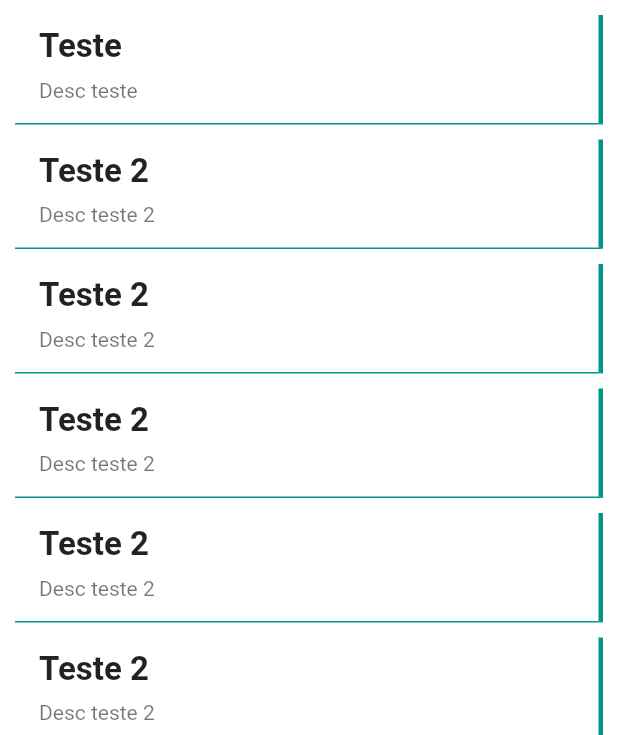
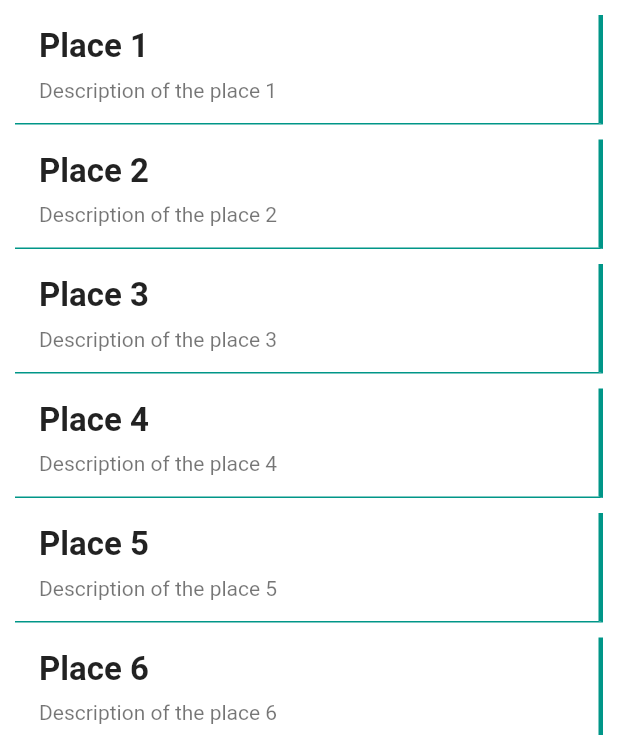
Before and after one commit to GuilhermeVendramini/flutter-to-do, a Flutter app: the TaskListPage screen opened by its route, on a phone screen of 412 x 824 dp, the part 501-1236 px from its top. Run offline on Flutter 3.47's test engine with Material 2 defaults, Android fonts, the phone set to English and light mode, and no system bars; drawn by our look-alikes of flutter_slidable; network calls fail.

Commit message:
Task list items

```diff
--- a/lib/main.dart
+++ b/lib/main.dart
@@ -35,6 +35,9 @@ class _MyAppState extends State<MyApp> {
           buttonColor: Colors.teal[400],
         ),
         routes: routes.getRoutes(),
+        onGenerateRoute: (RouteSettings settings) {
+          return routes.getOnGenerateRoute(settings);
+        },
         onUnknownRoute: (RouteSettings settings) {
           return MaterialPageRoute(
               builder: (BuildContext context) => routes.getHome()
--- a/lib/models/task.dart
+++ b/lib/models/task.dart
@@ -1,10 +1,12 @@
 import 'package:flutter/material.dart';
 
 class Task {
+  final int id;
   final String title;
   final String description;
 
   Task({
+    @required this.id,
     @required this.title,
     @required this.description,
   });
--- a/lib/scoped/tasks.dart
+++ b/lib/scoped/tasks.dart
@@ -3,25 +3,26 @@ import '../models/task.dart';
 
 class TasksModel extends Model {
   List<Task> _tasks = [
-    Task(title: 'Teste', description: 'Desc teste'),
-    Task(title: 'Teste 2', description: 'Desc teste 2'),
-    Task(title: 'Teste 2', description: 'Desc teste 2'),
-    Task(title: 'Teste 2', description: 'Desc teste 2'),
-    Task(title: 'Teste 2', description: 'Desc teste 2'),
-    Task(title: 'Teste 2', description: 'Desc teste 2'),
-    Task(title: 'Teste 2', description: 'Desc teste 2'),
-    Task(title: 'Teste 2', description: 'Desc teste 2'),
-    Task(title: 'Teste 2', description: 'Desc teste 2'),
-    Task(title: 'Teste 2', description: 'Desc teste 2'),
-    Task(title: 'Teste 2', description: 'Desc teste 2'),
-    Task(title: 'Teste 2', description: 'Desc teste 2'),
-    Task(title: 'Teste 2', description: 'Desc teste 2'),
-    Task(title: 'Teste 2', description: 'Desc teste 2'),
-    Task(title: 'Teste 2', description: 'Desc teste 2'),
-    Task(title: 'Teste 2', description: 'Desc teste 2'),
-    Task(title: 'Teste 2', description: 'Desc teste 2'),
-    Task(title: 'Teste 2', description: 'Desc teste 2'),
-    Task(title: 'Teste 2', description: 'Desc teste 2'),
+    Task(id: 1, title: 'Place 1', description: 'Description of the place 1'),
+    Task(id: 2, title: 'Place 2', description: 'Description of the place 2'),
+    Task(id: 3, title: 'Place 3', description: 'Description of the place 3'),
+    Task(id: 4, title: 'Place 4', description: 'Description of the place 4'),
+    Task(id: 5, title: 'Place 5', description: 'Description of the place 5'),
+    Task(id: 6, title: 'Place 6', description: 'Description of the place 6'),
+    Task(id: 7, title: 'Place 7', description: 'Description of the place 7'),
+    Task(id: 8, title: 'Place 8', description: 'Description of the place 8'),
+    Task(id: 9, title: 'Place 9', description: 'Description of the place 9'),
+    Task(id: 10, title: 'Place 10', description: 'Description of the place 10'),
+    Task(id: 11, title: 'Place 11', description: 'Description of the place 11'),
+    Task(id: 12, title: 'Place 12', description: 'Description of the place 12'),
+    Task(id: 13, title: 'Place 13', description: 'Description of the place 13'),
+    Task(id: 14, title: 'Place 14', description: 'Description of the place 14'),
+    Task(id: 15, title: 'Place 15', description: 'Description of the place 15'),
+    Task(id: 16, title: 'Place 16', description: 'Description of the place 16'),
+    Task(id: 17, title: 'Place 17', description: 'Description of the place 17'),
+    Task(id: 18, title: 'Place 18', description: 'Description of the place 18'),
+    Task(id: 19, title: 'Place 19', description: 'Description of the place 19'),
+    Task(id: 20, title: 'Place 20', description: 'Description of the place 20'),
   ];
 
   List<Task> get tasks {
--- a/lib/widgets/components/task/task.dart
+++ b/lib/widgets/components/task/task.dart
@@ -115,11 +115,10 @@ class TaskListCards extends StatelessWidget {
             bottom: BorderSide(width: 1.0, color: Colors.teal),
           ),
         ),
-        //color: Colors.white,
         margin: EdgeInsets.only(right: 0.0, top: 0.0, bottom: 00.0),
         child: InkWell(
           onTap: () {
-            Navigator.pushReplacementNamed(context, '/task-list-items');
+            Navigator.pushReplacementNamed(context, '/task/' + _model.tasks[_index].id.toString());
           },
           child: Container(
             child: ListTile(
@@ -159,6 +158,5 @@ class TaskListCards extends StatelessWidget {
         ),
       ],
     );
-    //Text(_model.tasks[_index].title, style: TextStyle(fontSize: 22.0));
   }
 }
```
Also changed, not shown: lib/pages/task/task.dart (renamed from lib/pages/task/task_list_items.dart, +6 -3 lines), lib/routes.dart (+16 -2 lines).
